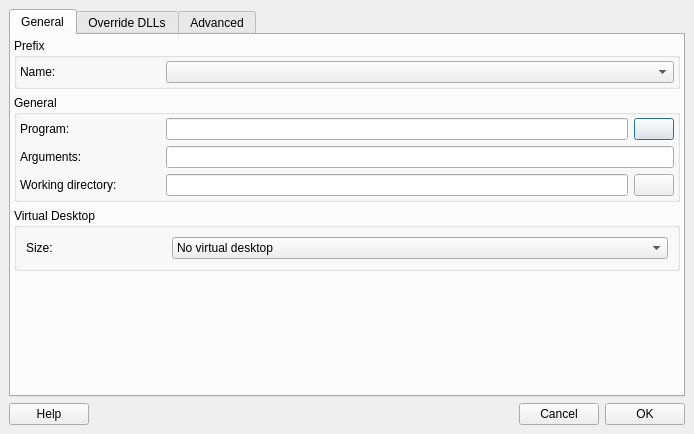
Old version of the form src/q4wine-gui/uis/Run.ui in the repository brezerk/q4wine.
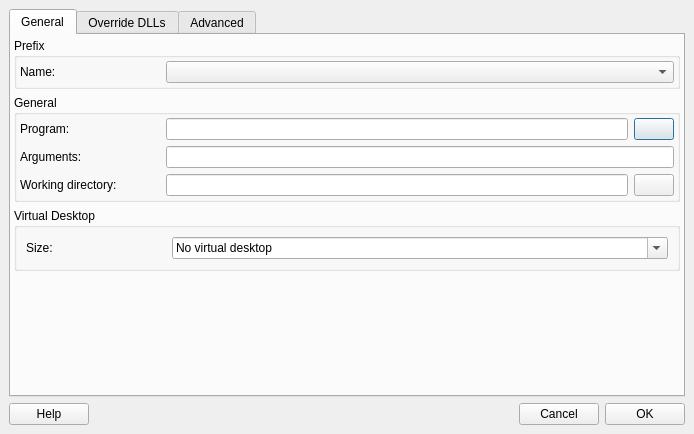
New version of the form.

What changed in the file:
```diff
--- a/src/q4wine-gui/uis/Run.ui
+++ b/src/q4wine-gui/uis/Run.ui
@@ -330,6 +330,9 @@
                 </item>
                 <item>
                  <widget class="QComboBox" name="cboxDesktopSize">
+                  <property name="editable">
+                   <bool>true</bool>
+                  </property>
                   <item>
                    <property name="text">
                     <string>No virtual desktop</string>
```
